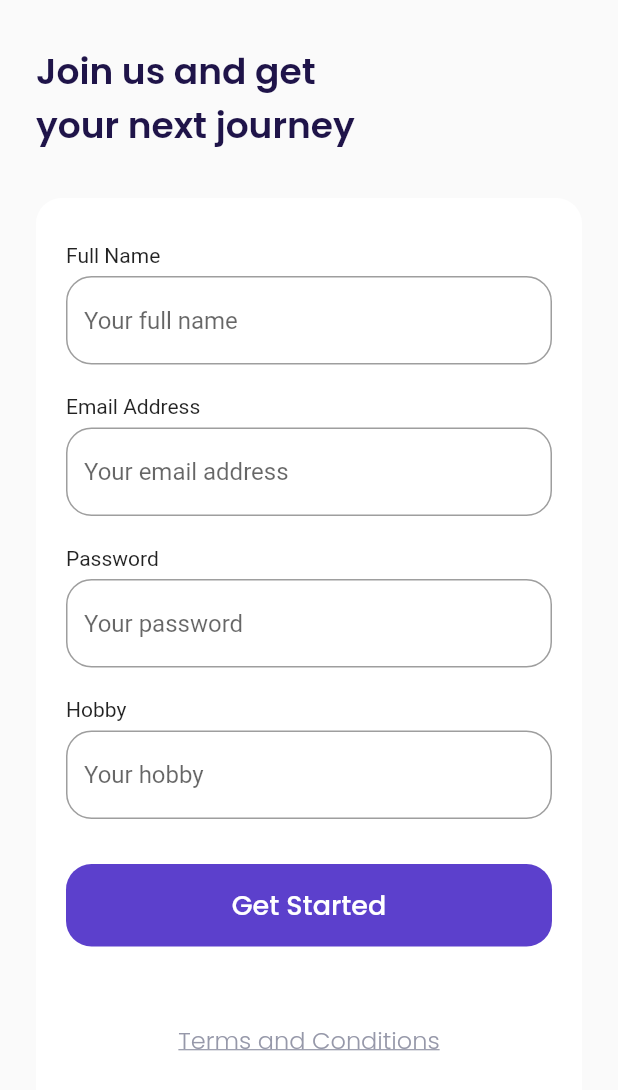
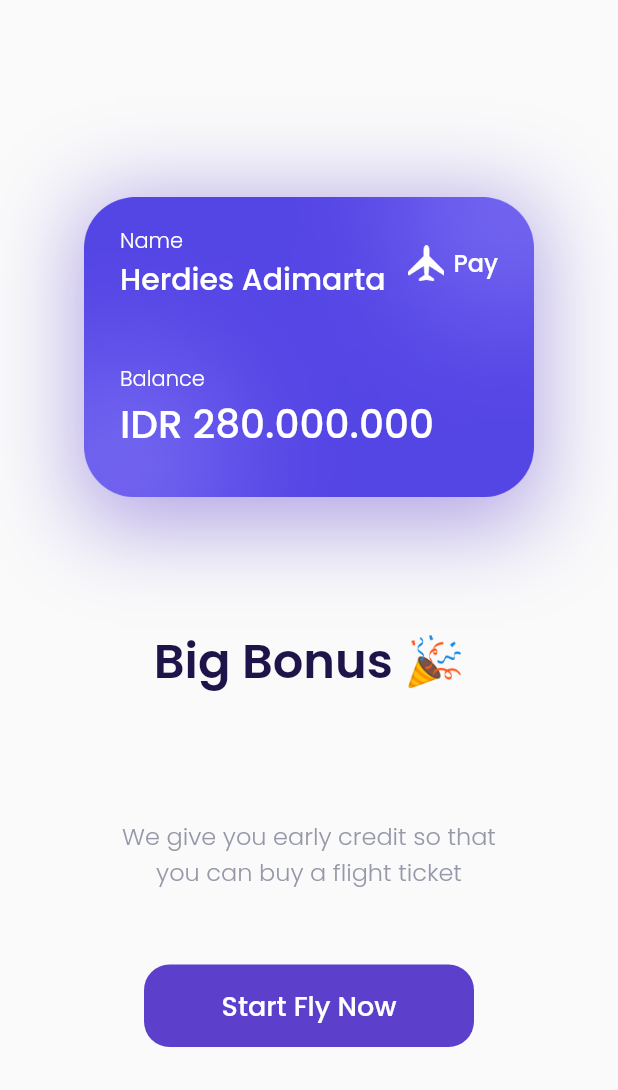
Before and after one commit to HerdisAdimarta/airplane, a Flutter app: the SignUpPage screen opened by its route, after a tap on "Get Started", on a phone screen of 412 x 824 dp. Shown: the top 1090 px of the screen. Run offline on Flutter 3.47's test engine with Material 2 defaults, Android fonts, the phone set to English and light mode, and no system bars; our stand-ins replace google_fonts.

Commit message:
slicing bonus page

```diff
--- a/lib/main.dart
+++ b/lib/main.dart
@@ -1,3 +1,4 @@
+import 'package:airplane/ui/pages/bonus_page.dart';
 import 'package:airplane/ui/pages/get_started_page.dart';
 import 'package:airplane/ui/pages/sign_up_page.dart';
 import 'package:airplane/ui/pages/splash_page.dart';
@@ -19,6 +20,7 @@ class MyApp extends StatelessWidget {
         '/': (context) => SplashPage(),
         '/get-started': (context) => GetStartedPage(),
         '/sign-up': (context) => SignUpPage(),
+        '/bonus': (context) => BonusPage(),
       },
     );
   }
--- /dev/null
+++ b/lib/ui/pages/bonus_page.dart
@@ -0,0 +1,158 @@
+import 'package:airplane/shared/theme.dart';
+import 'package:flutter/cupertino.dart';
+import 'package:flutter/material.dart';
+
+class BonusPage extends StatelessWidget {
+  const BonusPage({ Key? key }) : super(key: key);
+
+  @override
+  Widget build(BuildContext context) {
+    Widget bonusCard(){
+      return Container(
+        width: 300,
+        height: 211,
+        padding: EdgeInsets.all(defaultMargin),
+        decoration: BoxDecoration(
+          image: DecorationImage(
+            image: AssetImage(
+              'assets/img_card.png'
+            )
+          ),
+          boxShadow: [
+            BoxShadow(
+              color: kPrimaryColor.withOpacity(0.5),
+              blurRadius: 50,
+              offset: Offset(0, 10),
+            )
+          ]
+        ),
+        child: Column(
+          crossAxisAlignment: CrossAxisAlignment.start,
+          children: [
+            Row(
+              children: [
+                Expanded(
+                  child: Column(
+                    crossAxisAlignment: CrossAxisAlignment.start,
+                    children: [
+                      Text(
+                        'Name',
+                        style: whiteTextStyle.copyWith(
+                          fontWeight: light,
+                        ),
+                      ),
+                      Text(
+                        'Herdies Adimarta',
+                        style: whiteTextStyle.copyWith(
+                          fontSize: 20,
+                          fontWeight: medium,
+                        ),
+                        overflow: TextOverflow.ellipsis,
+                      ),
+                    ],
+                  ),
+                ),
+                Container(
+                  width: 24,
+                  height: 24,
+                  margin: EdgeInsets.only(right: 6),
+                  decoration: BoxDecoration(
+                    image: DecorationImage(
+                      image: AssetImage(
+                        'assets/ic_plane.png'
+                      )
+                    )
+                  ),
+                ),
+                Text(
+                  'Pay',
+                  style: whiteTextStyle.copyWith(
+                    fontSize: 16,
+                    fontWeight: medium,
+                  ),
+                )
+              ],
+            ),
+            SizedBox(height: 41),
+            Text(
+              'Balance',
+              style: whiteTextStyle.copyWith(
+                fontWeight: light,
+              ),
+            ),
+            Text(
+              'IDR 280.000.000',
+              style: whiteTextStyle.copyWith(
+                fontSize: 26,
+                fontWeight: medium,
+              ),
+            ),
+          ],
+        ),
+      );
+    }
+    Widget title(){
+      return Container(
+        margin: EdgeInsets.only(top: 80),
+        child: Text(
+          'Big Bonus 🎉',
+          style: blackTextStyle.copyWith(
+            fontSize: 32,
+            fontWeight: semiBold,
+          ),
+        ),
+      );
+    }
+    Widget subtitle(){
+      return Container(
+        margin: EdgeInsets.only(top: 80),
+        child: Text(
+          'We give you early credit so that\nyou can buy a flight ticket',
+          style: greyTextStyle.copyWith(
+            fontSize: 16,
+            fontWeight: light,
+          ),
+          textAlign: TextAlign.center,
+        ),
+      );
+    }
+    Widget startButton(){
+      return Container(
+        width: 220,
+        height: 55,
+        margin: EdgeInsets.only(top: 50),
+        child: TextButton(
+          onPressed: () {},
+          style: TextButton.styleFrom(
+              backgroundColor: kPrimaryColor,
+              shape: RoundedRectangleBorder(
+                  borderRadius: BorderRadius.circular(defaultRadius)
+              )
+          ),
+          child: Text(
+            'Start Fly Now',
+            style: whiteTextStyle.copyWith(
+                fontSize: 18,
+                fontWeight: medium
+            ),
+          ),
+        ),
+      );
+    }
+
+    return Scaffold(
+      backgroundColor: kBackgroundColor,
+      body: Center(
+        child: Column(
+          mainAxisAlignment: MainAxisAlignment.center,
+          children: [
+            bonusCard(),
+            title(),
+            subtitle(),
+            startButton(),
+          ],
+        ),
+      ),
+    );
+  }
+}
--- a/lib/ui/pages/sign_up_page.dart
+++ b/lib/ui/pages/sign_up_page.dart
@@ -146,7 +146,9 @@ class SignUpPage extends StatelessWidget {
           width: double.infinity,
           height: 55,
           child: TextButton(
-            onPressed: () {},
+            onPressed: () {
+              Navigator.pushNamed(context, '/bonus');
+            },
             style: TextButton.styleFrom(
               backgroundColor: kPrimaryColor,
               shape: RoundedRectangleBorder(
```
